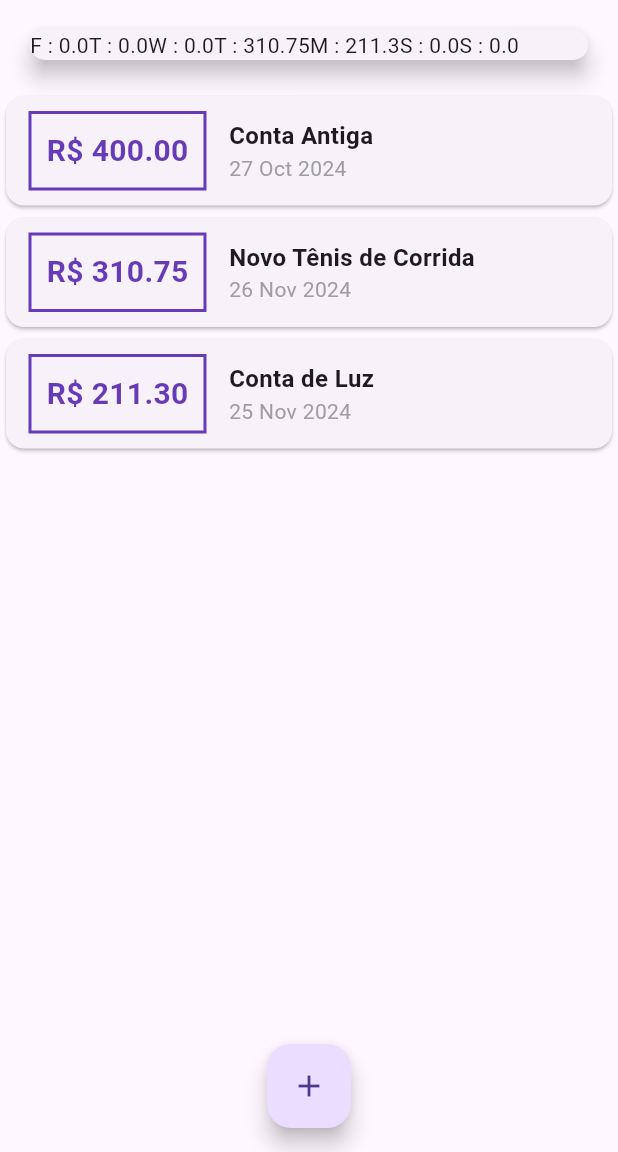
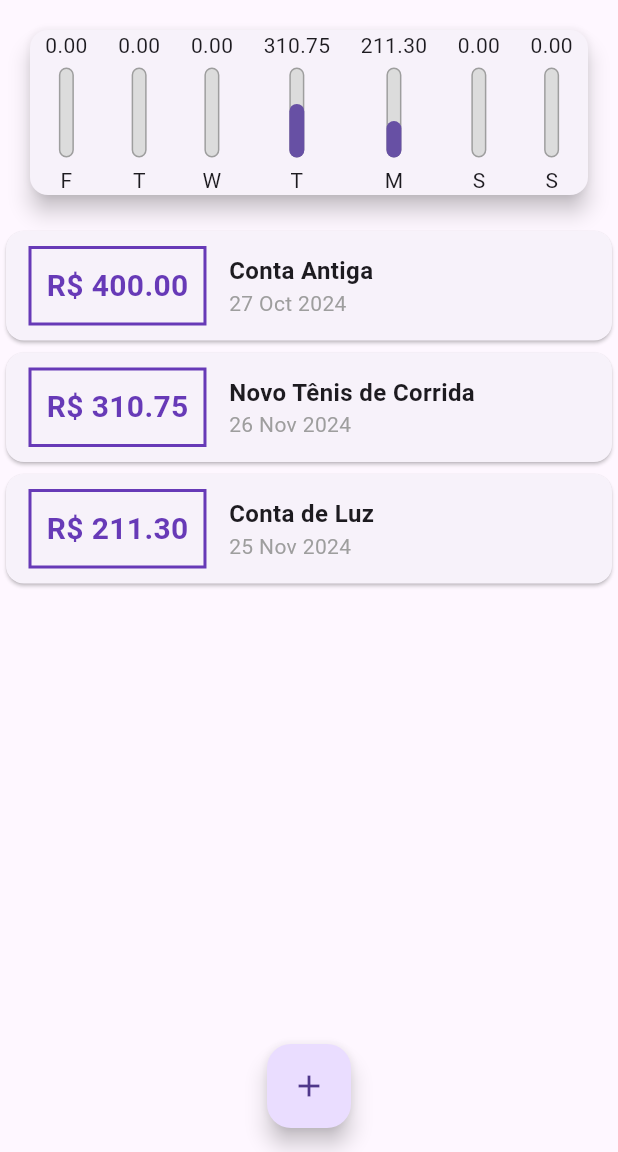
Before and after one commit to baakovi/expensesApp, a Flutter app: the screen it shows after launch, on a phone screen of 412 x 824 dp, the part 84-1236 px from its top. Run offline on Flutter 3.47's test engine with Material 3 defaults, Android fonts, the phone set to English and light mode, and no system bars.

Commit message:
Aula 125. Finalizando Chart Widget

```diff
--- a/lib/components/chart.dart
+++ b/lib/components/chart.dart
@@ -1,13 +1,14 @@
 import 'package:flutter/material.dart';
 import 'package:intl/intl.dart';
 import '../models/transaction.dart';
+import 'chart_bar.dart';
 
 class Chart extends StatelessWidget {
   final List<Transaction> recentTransaction;
 
   Chart(this.recentTransaction);
 
-  List<Map<String, Object>> get groupedTransactions {
+  List<Map<String, dynamic>> get groupedTransactions {
     return List.generate(7, (index) {
       final weekDay = DateTime.now().subtract(
         Duration(days: index),
@@ -32,6 +33,12 @@ class Chart extends StatelessWidget {
     });
   }
 
+  double get _weekTotalValue {
+    return groupedTransactions.fold(0.0, (sum, tr) {
+      return sum + tr['value'];
+    });
+  }
+
   @override
   Widget build(BuildContext context) {
     groupedTransactions;
@@ -39,8 +46,14 @@ class Chart extends StatelessWidget {
       elevation: 6,
       margin: EdgeInsets.all(20),
       child: Row(
+        mainAxisAlignment: MainAxisAlignment.spaceAround,
         children: groupedTransactions.map((tr) {
-          return Text('${tr['day']} : ${tr['value']}');
+          // return Text('${tr['day']} : ${tr['value']}');
+          return ChartBar(
+            label: tr['day'].toString(),
+            value: tr['value'],
+            percentage: (tr['value'] as double) / _weekTotalValue,
+          );
         }).toList(),
       ),
     );
--- a/lib/components/chart_bar.dart
+++ b/lib/components/chart_bar.dart
@@ -8,18 +8,47 @@ class ChartBar extends StatelessWidget {
   final double percentage;
 
   ChartBar({
-    this.label,
-    this.value,
-    this.percentage,
+    required this.label,
+    required this.value,
+    required this.percentage,
   });
 
   @override
   Widget build(BuildContext context) {
     return Column(
       children: <Widget>[
-        Text(
-          'R\$${value.toStringAsFixed(2)}',
-        )
+        Text('${value.toStringAsFixed(2)}'),
+        SizedBox(height: 5),
+        Container(
+          height: 60,
+          width: 10,
+          child: Stack(
+            alignment: Alignment.bottomCenter,
+            children: <Widget>[
+              Container(
+                decoration: BoxDecoration(
+                  border: Border.all(
+                    color: Colors.grey,
+                    width: 1.0,
+                  ),
+                  color: Color.fromRGBO(220, 220, 220, 1),
+                  borderRadius: BorderRadius.circular(5),
+                ),
+              ),
+              FractionallySizedBox(
+                heightFactor: percentage,
+                child: Container(
+                  decoration: BoxDecoration(
+                    color: Theme.of(context).primaryColor,
+                    borderRadius: BorderRadius.circular(5),
+                  ),
+                ),
+              ),
+            ],
+          ),
+        ),
+        SizedBox(height: 5),
+        Text(label),
       ],
     );
   }
```
